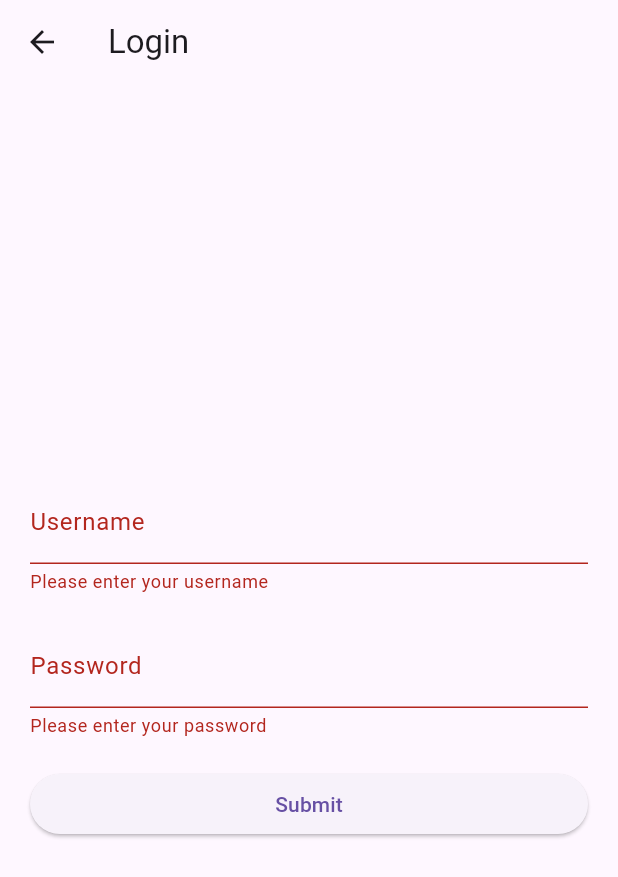
After one commit to Azharhayat271/Flutter_Projects, a Flutter app: the Login screen opened directly, after a tap on "Submit", on a phone screen of 412 x 824 dp. The commit adds this screen. Shown: the top 877 px of the screen. Run offline on Flutter 3.47's test engine with Material 3 defaults, Android fonts, the phone set to English and light mode, and no system bars.

Commit message:
updated code

```diff
--- a/Dice_app/lib/gradient.dart
+++ b/Dice_app/lib/gradient.dart
@@ -2,7 +2,7 @@ import 'package:flutter/material.dart';
 
 //create a class to add a background gradient
 class GradientClass extends StatelessWidget {
-  const GradientClass({Key? key}) : super(key: key);
+  const GradientClass({super.key});
 
   @override
   Widget build(BuildContext context) {
--- a/Dice_app/lib/roller.dart
+++ b/Dice_app/lib/roller.dart
@@ -40,7 +40,7 @@ class _RollerState extends State<Roller> {
   @override
   Widget build(BuildContext context) {
     return Scaffold(
-      backgroundColor: const Color.fromARGB(255, 232, 94, 253),
+      backgroundColor: const Color.fromARGB(255, 238, 64, 64),
       body: Center(
         child: Column(
           mainAxisAlignment: MainAxisAlignment.center,
--- /dev/null
+++ b/authentication_app/lib/login.dart
@@ -0,0 +1,77 @@
+import 'package:flutter/material.dart';
+
+class Login extends StatefulWidget {
+  const Login({Key? key}) : super(key: key);
+
+  @override
+  // ignore: library_private_types_in_public_api
+  _LoginState createState() => _LoginState();
+}
+
+class _LoginState extends State<Login> {
+  final _formKey = GlobalKey<FormState>();
+  final _usernameController = TextEditingController();
+  final _passwordController = TextEditingController();
+
+  @override
+  Widget build(BuildContext context) {
+    return Scaffold(
+      appBar: AppBar(
+        title: const Text("Login"),
+      ),
+      body: Center(
+        child: Container(
+          padding: const EdgeInsets.all(20.0),
+          child: Form(
+            key: _formKey,
+            child: Column(
+              mainAxisAlignment: MainAxisAlignment.center,
+              crossAxisAlignment: CrossAxisAlignment.stretch,
+              children: [
+                TextFormField(
+                  controller: _usernameController,
+                  decoration: const InputDecoration(
+                    hintText: "Enter your username",
+                    labelText: "Username",
+                  ),
+                  validator: (value) {
+                    if (value == null || value.isEmpty) {
+                      return "Please enter your username";
+                    }
+                    return null;
+                  },
+                ),
+                const SizedBox(height: 20.0),
+                TextFormField(
+                  controller: _passwordController,
+                  obscureText: true,
+                  decoration: const InputDecoration(
+                    hintText: "Enter your password",
+                    labelText: "Password",
+                  ),
+                  validator: (value) {
+                    if (value == null || value.isEmpty) {
+                      return "Please enter your password";
+                    }
+                    return null;
+                  },
+                ),
+                const SizedBox(height: 20.0),
+                ElevatedButton(
+                  onPressed: () {
+                    if (_formKey.currentState!.validate()) {
+                      ScaffoldMessenger.of(context).showSnackBar(
+                          const SnackBar(content: Text("Processing Data")));
+                      Navigator.pushNamed(context, "/roller");
+                    }
+                  },
+                  child: const Text("Submit"),
+                )
+              ],
+            ),
+          ),
+        ),
+      ),
+    );
+  }
+}
```
Also changed, not shown: authentication_app/analysis_options.yaml (added, +28 -0 lines), authentication_app/lib/main.dart (added, +52 -0 lines), authentication_app/pubspec.yaml (added, +90 -0 lines), 125 other files.
